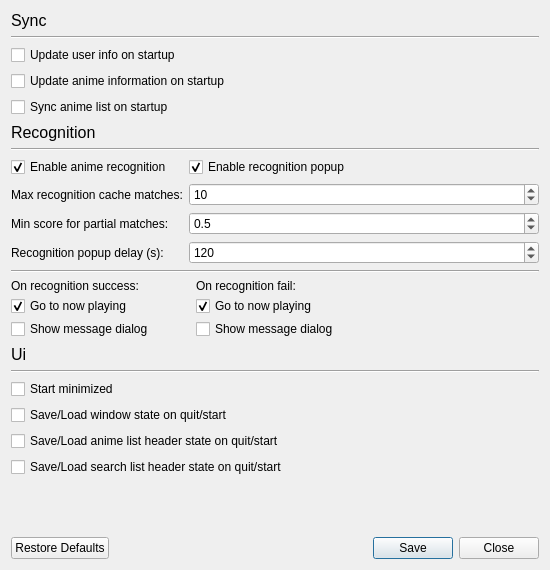
This is src/gui/dialogs/settings_dialog.ui in nisemono0/AniTrack as Qt 5 draws it before an edit. The edited form follows.
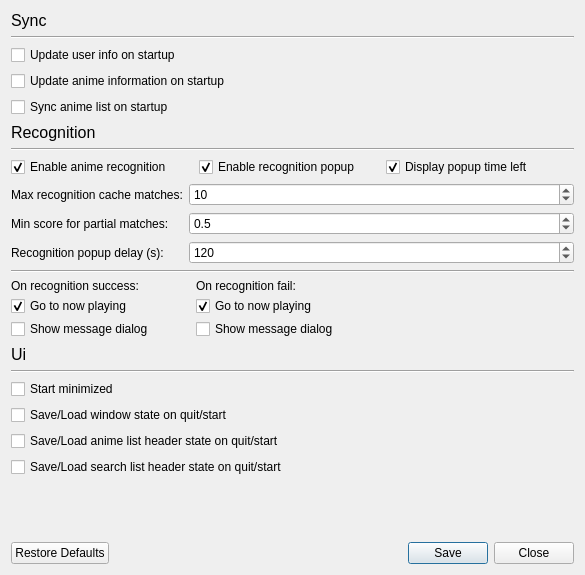
This is the edited form.

Commit message: feat: add setting to enable/disable popup timer display

Patch:
```diff
--- a/src/gui/dialogs/settings_dialog.ui
+++ b/src/gui/dialogs/settings_dialog.ui
@@ -6,20 +6,20 @@
    <rect>
     <x>0</x>
     <y>0</y>
-    <width>550</width>
-    <height>570</height>
+    <width>585</width>
+    <height>575</height>
    </rect>
   </property>
   <property name="minimumSize">
    <size>
-    <width>550</width>
-    <height>570</height>
+    <width>585</width>
+    <height>575</height>
    </size>
   </property>
   <property name="maximumSize">
    <size>
-    <width>550</width>
-    <height>570</height>
+    <width>585</width>
+    <height>575</height>
    </size>
   </property>
   <property name="focusPolicy">
@@ -98,8 +98,11 @@
     </widget>
    </item>
    <item>
-    <layout class="QFormLayout" name="formLayout">
-     <item row="0" column="0">
+    <layout class="QHBoxLayout" name="horizontalLayout_2">
+     <property name="spacing">
+      <number>0</number>
+     </property>
+     <item>
       <widget class="QCheckBox" name="checkBoxEnableRecognition">
        <property name="focusPolicy">
         <enum>Qt::FocusPolicy::ClickFocus</enum>
@@ -112,7 +115,7 @@
        </property>
       </widget>
      </item>
-     <item row="0" column="1">
+     <item>
       <widget class="QCheckBox" name="checkBoxEnableRecognitionPopup">
        <property name="focusPolicy">
         <enum>Qt::FocusPolicy::ClickFocus</enum>
@@ -125,6 +128,20 @@
        </property>
       </widget>
      </item>
+     <item>
+      <widget class="QCheckBox" name="checkBoxDisplayPopupTimeLeft">
+       <property name="text">
+        <string>Display popup time left</string>
+       </property>
+       <property name="checked">
+        <bool>true</bool>
+       </property>
+      </widget>
+     </item>
+    </layout>
+   </item>
+   <item>
+    <layout class="QFormLayout" name="formLayout">
      <item row="1" column="0">
       <widget class="QLabel" name="label_3">
        <property name="text">
```
The commit also changes 4 other files.
